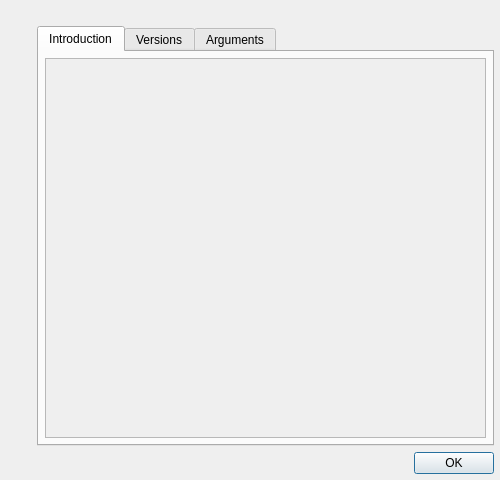
Old version of the form core/info/info.ui in the repository KmolYuan/Pyslvs-UI.
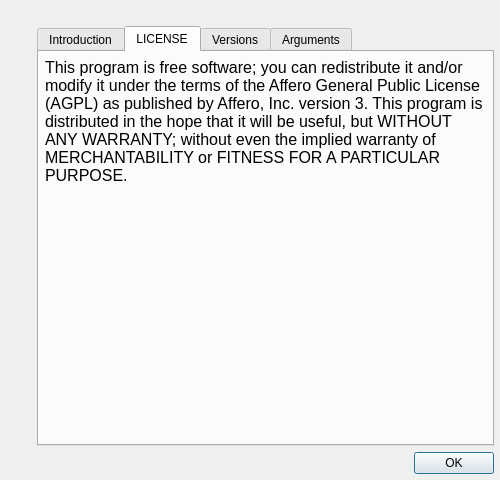
New version of the form. The open tabs and pages were chosen to show the change. Icons and pictures are not drawn.

Commit message: Add license in Help dialog.

```diff
--- a/core/info/info.ui
+++ b/core/info/info.ui
@@ -181,6 +181,41 @@
            </item>
           </layout>
          </widget>
+         <widget class="QWidget" name="license">
+          <attribute name="title">
+           <string>LICENSE</string>
+          </attribute>
+          <layout class="QVBoxLayout" name="verticalLayout_11">
+           <property name="leftMargin">
+            <number>6</number>
+           </property>
+           <property name="topMargin">
+            <number>6</number>
+           </property>
+           <property name="rightMargin">
+            <number>6</number>
+           </property>
+           <property name="bottomMargin">
+            <number>6</number>
+           </property>
+           <item>
+            <widget class="QLabel" name="label">
+             <property name="text">
+              <string>&lt;html&gt;&lt;head/&gt;&lt;body&gt;&lt;p&gt;&lt;span style=&quot; font-size:12pt;&quot;&gt;This program is free software; you can redistribute it and/or modify it under the terms of the Affero General Public License (AGPL) as published by Affero, Inc. version 3. This program is distributed in the hope that it will be useful, but WITHOUT ANY WARRANTY; without even the implied warranty of MERCHANTABILITY or FITNESS FOR A PARTICULAR PURPOSE.&lt;/span&gt;&lt;/p&gt;&lt;/body&gt;&lt;/html&gt;</string>
+             </property>
+             <property name="textFormat">
+              <enum>Qt::RichText</enum>
+             </property>
+             <property name="alignment">
+              <set>Qt::AlignLeading|Qt::AlignLeft|Qt::AlignTop</set>
+             </property>
+             <property name="wordWrap">
+              <bool>true</bool>
+             </property>
+            </widget>
+           </item>
+          </layout>
+         </widget>
          <widget class="QWidget" name="VersionsTab">
           <attribute name="title">
            <string>Versions</string>
```
Left out of the diff: 4 changed lines with no effect on the pictures. The commit also changes 5 other files.
